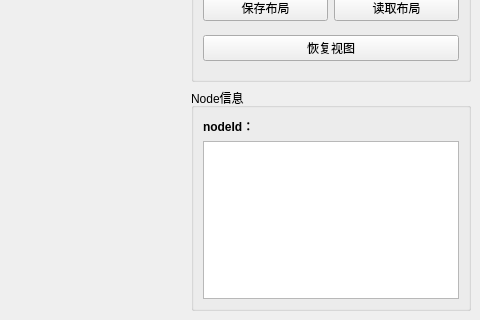
The window that topicwindow.ui (Imanity/GraphView) describes before a commit, drawn with Qt 5; both pictures show x 520 to 1000 and y 380 to 700 of the 1000 by 700 pixel window.
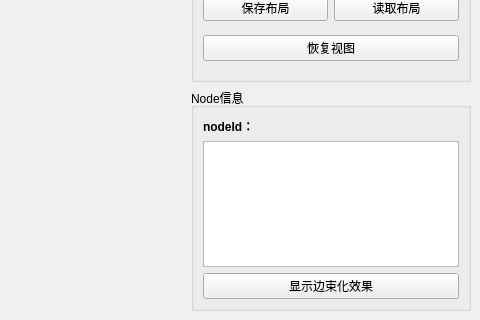
The same window after the commit.

Commit message: 实现边束化

Diff of the .ui file:
```diff
--- a/topicwindow.ui
+++ b/topicwindow.ui
@@ -342,7 +342,7 @@
         <property name="title">
          <string>Node信息</string>
         </property>
-        <layout class="QVBoxLayout" name="verticalLayout_2" stretch="0,0">
+        <layout class="QVBoxLayout" name="verticalLayout_2" stretch="0,0,0">
          <item>
           <widget class="QLabel" name="nodeId">
            <property name="text">
@@ -369,6 +369,16 @@
            </property>
           </widget>
          </item>
+         <item>
+          <widget class="QPushButton" name="edgeBundlingButton">
+           <property name="focusPolicy">
+            <enum>Qt::NoFocus</enum>
+           </property>
+           <property name="text">
+            <string>显示边束化效果</string>
+           </property>
+          </widget>
+         </item>
         </layout>
        </widget>
       </item>
```
The commit also changes 12 other files.
